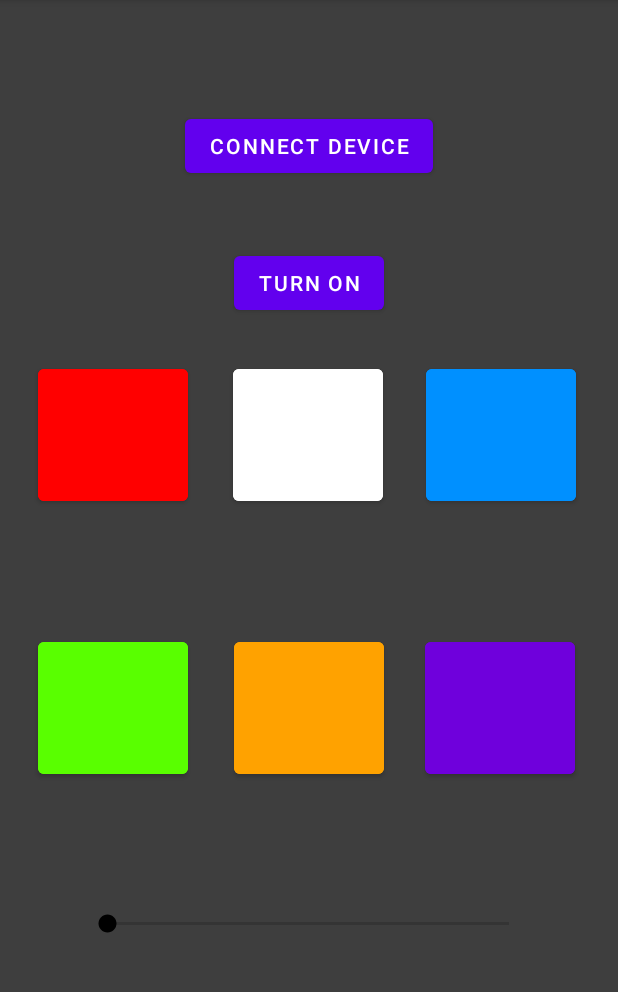
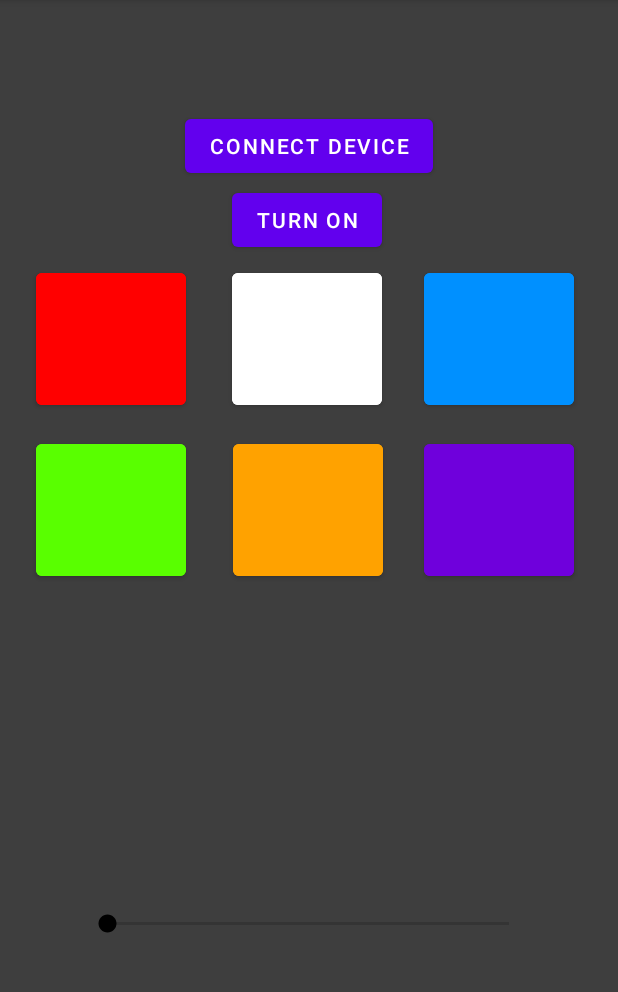
Before and after one commit to JeaustinSirias/Android_App_Project, an Android app: the screen it shows after launch (MainActivity), on a phone screen of 412 x 824 dp, the part 84-1076 px from its top. Run offline under Robolectric (Android 15) with nearby library versions, the phone set to English and light mode, and no system bars.

Commit message:
list of devices activity

```diff
--- a/app/src/main/AndroidManifest.xml
+++ b/app/src/main/AndroidManifest.xml
@@ -3,6 +3,7 @@
     package="com.example.bluetoothrgbledcontroller">
 
     <uses-feature android:name="android.hardware.bluetooth" />
+
     <uses-permission android:name="android.permission.BLUETOOTH" />
     <uses-permission android:name="android.permission.BLUETOOTH_ADMIN" />
 
@@ -13,6 +14,7 @@
         android:roundIcon="@mipmap/ic_launcher_round"
         android:supportsRtl="true"
         android:theme="@style/Theme.BluetoothRgbLedController">
+        <activity android:name=".ListDevicesActivity"></activity>
         <activity android:name=".MainActivity">
             <intent-filter>
                 <action android:name="android.intent.action.MAIN" />
--- a/app/src/main/res/layout/activity_main.xml
+++ b/app/src/main/res/layout/activity_main.xml
@@ -23,11 +23,12 @@
         android:layout_width="wrap_content"
         android:layout_height="wrap_content"
         android:text="@string/turn_on"
-        app:layout_constraintBottom_toBottomOf="parent"
+        app:layout_constraintBottom_toTopOf="@+id/white_button"
         app:layout_constraintEnd_toEndOf="parent"
+        app:layout_constraintHorizontal_bias="0.496"
         app:layout_constraintStart_toStartOf="parent"
         app:layout_constraintTop_toBottomOf="@+id/connect_button"
-        app:layout_constraintVertical_bias="0.072" />
+        app:layout_constraintVertical_bias="0.162" />
 
     <TextView
         android:id="@+id/bar_progress"
@@ -56,35 +57,25 @@
         app:layout_constraintVertical_bias="0.809" />
 
     <Button
-        android:id="@+id/red_button"
+        android:id="@+id/white_button"
         android:layout_width="100dp"
         android:layout_height="100dp"
-        android:layout_marginTop="240dp"
-        android:backgroundTint="#FF0000"
-        app:layout_constraintEnd_toStartOf="@+id/white_button"
-        app:layout_constraintHorizontal_bias="0.454"
+        android:layout_marginTop="176dp"
+        android:backgroundTint="#FFFFFF"
+        app:layout_constraintEnd_toEndOf="parent"
+        app:layout_constraintHorizontal_bias="0.495"
         app:layout_constraintStart_toStartOf="parent"
         app:layout_constraintTop_toTopOf="parent" />
 
     <Button
-        android:id="@+id/white_button"
+        android:id="@+id/red_button"
         android:layout_width="100dp"
         android:layout_height="100dp"
-        android:layout_marginTop="240dp"
-        android:backgroundTint="#FFFFFF"
-        app:layout_constraintEnd_toEndOf="parent"
-        app:layout_constraintHorizontal_bias="0.498"
+        android:layout_marginTop="176dp"
+        android:backgroundTint="#FF0000"
+        app:layout_constraintEnd_toStartOf="@+id/white_button"
+        app:layout_constraintHorizontal_bias="0.444"
         app:layout_constraintStart_toStartOf="parent"
-        app:layout_constraintTop_toTopOf="parent" />
-
-    <Button
-        android:id="@+id/blue_button"
-        android:layout_width="100dp"
-        android:layout_height="100dp"
-        android:layout_marginTop="240dp"
-        android:backgroundTint="#0090FF"
-        app:layout_constraintEnd_toEndOf="parent"
-        app:layout_constraintStart_toEndOf="@+id/white_button"
         app:layout_constraintTop_toTopOf="parent" />
 
     <Button
@@ -94,10 +85,22 @@
         android:backgroundTint="#59FF00"
         app:layout_constraintBottom_toBottomOf="parent"
         app:layout_constraintEnd_toStartOf="@+id/yellow_button"
-        app:layout_constraintHorizontal_bias="0.454"
+        app:layout_constraintHorizontal_bias="0.436"
         app:layout_constraintStart_toStartOf="parent"
         app:layout_constraintTop_toBottomOf="@+id/red_button"
-        app:layout_constraintVertical_bias="0.251" />
+        app:layout_constraintVertical_bias="0.036" />
+
+    <Button
+        android:id="@+id/yellow_button"
+        android:layout_width="100dp"
+        android:layout_height="100dp"
+        android:backgroundTint="#FFA200"
+        app:layout_constraintBottom_toBottomOf="parent"
+        app:layout_constraintEnd_toEndOf="parent"
+        app:layout_constraintHorizontal_bias="0.498"
+        app:layout_constraintStart_toStartOf="parent"
+        app:layout_constraintTop_toBottomOf="@+id/white_button"
+        app:layout_constraintVertical_bias="0.036" />
 
     <Button
         android:id="@+id/purple_button"
@@ -106,21 +109,21 @@
         android:backgroundTint="#6F00DC"
         app:layout_constraintBottom_toBottomOf="parent"
         app:layout_constraintEnd_toEndOf="parent"
-        app:layout_constraintHorizontal_bias="0.49"
+        app:layout_constraintHorizontal_bias="0.482"
         app:layout_constraintStart_toEndOf="@+id/yellow_button"
         app:layout_constraintTop_toBottomOf="@+id/blue_button"
-        app:layout_constraintVertical_bias="0.251" />
+        app:layout_constraintVertical_bias="0.036" />
 
     <Button
-        android:id="@+id/yellow_button"
+        android:id="@+id/blue_button"
         android:layout_width="100dp"
         android:layout_height="100dp"
-        android:backgroundTint="#FFA200"
-        app:layout_constraintBottom_toBottomOf="parent"
+        android:layout_marginTop="176dp"
+        android:backgroundTint="#0090FF"
         app:layout_constraintEnd_toEndOf="parent"
-        app:layout_constraintStart_toStartOf="parent"
-        app:layout_constraintTop_toBottomOf="@+id/white_button"
-        app:layout_constraintVertical_bias="0.251" />
+        app:layout_constraintHorizontal_bias="0.491"
+        app:layout_constraintStart_toEndOf="@+id/white_button"
+        app:layout_constraintTop_toTopOf="parent" />
 
 
 </androidx.constraintlayout.widget.ConstraintLayout>
```
Also changed, not shown: app/src/main/java/com/example/bluetoothrgbledcontroller/ListDevicesActivity.java (added, +43 -0 lines), app/src/main/java/com/example/bluetoothrgbledcontroller/MainActivity.java (+22 -4 lines), app/src/main/res/layout/activity_list_devices.xml (added, +15 -0 lines).
